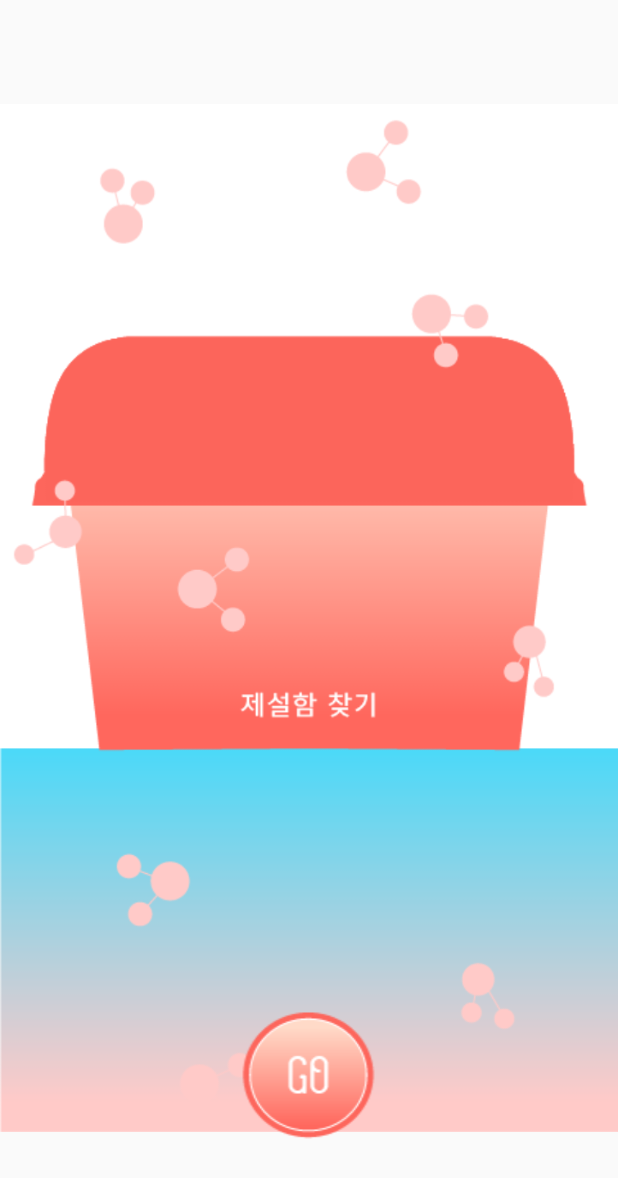
After one commit to KFGD/Cacli, an Android app: the layout activity_menu.xml on its own in the app's theme, with its tools: preview values and no code run, on a phone screen of 412 x 824 dp. The commit adds this screen. Shown: the top 1178 px of the screen. Run offline under Robolectric (Android 15) with nearby library versions, the phone set to English and light mode, and no system bars; Roboto replaces fonts that are not available here.

Commit message:
layout merge completed

```diff
--- a/app/src/main/AndroidManifest.xml
+++ b/app/src/main/AndroidManifest.xml
@@ -24,7 +24,7 @@
         </activity>
         <activity android:name=".MapActivity"
             android:theme="@style/AppTheme.NoActionBar"/>
-        <activity android:name=".MainActivity"/>
+        <activity android:name=".MenuActivity"/>
     </application>
 
 </manifest>
--- a/app/src/main/java/hack/com/cacli/SplashActivity.java
+++ b/app/src/main/java/hack/com/cacli/SplashActivity.java
@@ -20,7 +20,7 @@ public class SplashActivity extends Activity {
 
     private class splashhandler implements Runnable{
         public void run() {
-            startActivity(new Intent(getApplication(), MainActivity.class)); // 로딩이 끝난후 이동할 Activity
+            startActivity(new Intent(getApplication(), MenuActivity.class)); // 로딩이 끝난후 이동할 Activity
             SplashActivity.this.finish(); // 로딩페이지 Activity Stack에서 제거
         }
     }
--- /dev/null
+++ b/app/src/main/res/layout/activity_menu.xml
@@ -0,0 +1,24 @@
+<?xml version="1.0" encoding="utf-8"?>
+<FrameLayout xmlns:android="http://schemas.android.com/apk/res/android"
+    xmlns:app="http://schemas.android.com/apk/res-auto"
+    android:layout_width="match_parent"
+    android:layout_height="match_parent">
+
+
+    <ImageView
+        android:layout_width="match_parent"
+        android:layout_height="match_parent"
+        android:src="@drawable/menu"
+        android:id="@+id/menu_imageView" />
+
+    <ImageButton
+        android:background="#00FFFFFF"
+        android:layout_width="98dp"
+        android:layout_height="96dp"
+        android:scaleType="fitXY"
+        android:layout_gravity="center_horizontal|bottom"
+        android:layout_marginBottom="60dp"
+        android:src="@drawable/go_but"
+        android:id="@+id/menu_Button" />
+
+</FrameLayout>
```
Also changed, not shown: app/src/main/java/hack/com/cacli/MainActivity.java (deleted, +0 -19 lines), app/src/main/java/hack/com/cacli/MenuActivity.java (added, +45 -0 lines), app/src/main/res/layout/activity_main.xml (deleted, +0 -28 lines).
